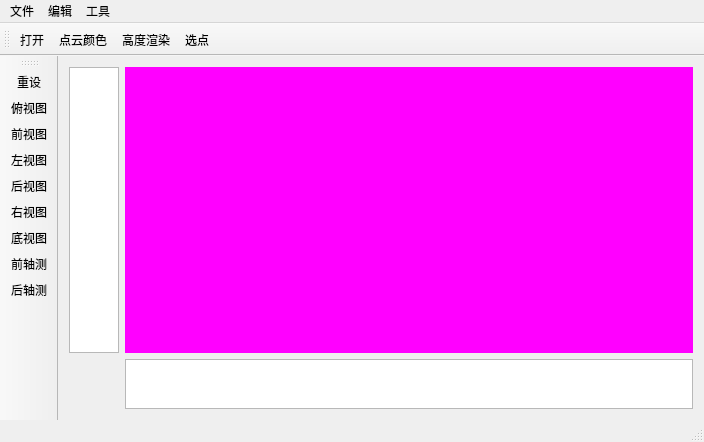
Qt form PointCloudTool/PointCloudVision.ui (RechirdKiller/PointCloud_TeacherYuan) before a commit.
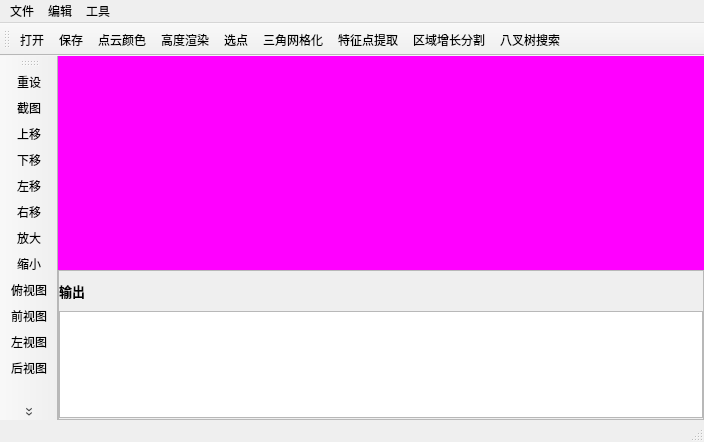
The same form after that commit. Icons and pictures are not drawn. Custom widgets are drawn as their Qt base class.

```diff
--- a/PointCloudTool/PointCloudVision.ui
+++ b/PointCloudTool/PointCloudVision.ui
@@ -10,6 +10,12 @@
     <height>442</height>
    </rect>
   </property>
+  <property name="maximumSize">
+   <size>
+    <width>16777215</width>
+    <height>16777215</height>
+   </size>
+  </property>
   <property name="windowTitle">
    <string>点云处理工具</string>
   </property>
@@ -18,34 +24,135 @@
     <normaloff>C:/Users/86183/.designer/backup/image/window.png</normaloff>C:/Users/86183/.designer/backup/image/window.png</iconset>
   </property>
   <widget class="QWidget" name="centralWidget">
-   <layout class="QGridLayout" name="gridLayout">
-    <item row="0" column="2">
-     <widget class="QVTKWidget" name="qvtkWidget">
-      <property name="styleSheet">
-       <string notr="true">color: rgb(255, 0, 255);
+   <layout class="QVBoxLayout" name="verticalLayout_2">
+    <property name="spacing">
+     <number>0</number>
+    </property>
+    <property name="leftMargin">
+     <number>0</number>
+    </property>
+    <property name="topMargin">
+     <number>0</number>
+    </property>
+    <property name="rightMargin">
+     <number>0</number>
+    </property>
+    <property name="bottomMargin">
+     <number>0</number>
+    </property>
+    <item>
+     <layout class="QVBoxLayout" name="verticalLayout">
+      <property name="spacing">
+       <number>0</number>
+      </property>
+      <property name="sizeConstraint">
+       <enum>QLayout::SetFixedSize</enum>
+      </property>
+      <item>
+       <widget class="QVTKWidget" name="qvtkWidget">
+        <property name="sizePolicy">
+         <sizepolicy hsizetype="Preferred" vsizetype="Preferred">
+          <horstretch>0</horstretch>
+          <verstretch>10</verstretch>
+         </sizepolicy>
+        </property>
+        <property name="styleSheet">
+         <string notr="true">color: rgb(255, 0, 255);
 background-color: rgb(255, 0, 255);</string>
-      </property>
-     </widget>
-    </item>
-    <item row="0" column="0">
-     <widget class="QTextBrowser" name="textBrowser">
-      <property name="maximumSize">
-       <size>
-        <width>50</width>
-        <height>1500</height>
-       </size>
-      </property>
-     </widget>
-    </item>
-    <item row="1" column="2">
-     <widget class="QTableWidget" name="tableWidget">
-      <property name="maximumSize">
-       <size>
-        <width>1500</width>
-        <height>50</height>
-       </size>
-      </property>
-     </widget>
+        </property>
+       </widget>
+      </item>
+      <item>
+       <widget class="QFrame" name="frame">
+        <property name="sizePolicy">
+         <sizepolicy hsizetype="Preferred" vsizetype="Preferred">
+          <horstretch>0</horstretch>
+          <verstretch>7</verstretch>
+         </sizepolicy>
+        </property>
+        <property name="maximumSize">
+         <size>
+          <width>16777215</width>
+          <height>16777215</height>
+         </size>
+        </property>
+        <property name="frameShape">
+         <enum>QFrame::StyledPanel</enum>
+        </property>
+        <property name="frameShadow">
+         <enum>QFrame::Raised</enum>
+        </property>
+        <layout class="QVBoxLayout" name="verticalLayout_3">
+         <property name="spacing">
+          <number>0</number>
+         </property>
+         <property name="leftMargin">
+          <number>0</number>
+         </property>
+         <property name="topMargin">
+          <number>0</number>
+         </property>
+         <property name="rightMargin">
+          <number>0</number>
+         </property>
+         <property name="bottomMargin">
+          <number>0</number>
+         </property>
+         <item>
+          <widget class="QLabel" name="label">
+           <property name="sizePolicy">
+            <sizepolicy hsizetype="Preferred" vsizetype="Preferred">
+             <horstretch>0</horstretch>
+             <verstretch>2</verstretch>
+            </sizepolicy>
+           </property>
+           <property name="maximumSize">
+            <size>
+             <width>16777215</width>
+             <height>40</height>
+            </size>
+           </property>
+           <property name="font">
+            <font>
+             <pointsize>10</pointsize>
+             <weight>75</weight>
+             <bold>true</bold>
+            </font>
+           </property>
+           <property name="statusTip">
+            <string>输出栏</string>
+           </property>
+           <property name="text">
+            <string>输出</string>
+           </property>
+           <property name="textInteractionFlags">
+            <set>Qt::NoTextInteraction</set>
+           </property>
+          </widget>
+         </item>
+         <item>
+          <widget class="QTextBrowser" name="textBrowser">
+           <property name="sizePolicy">
+            <sizepolicy hsizetype="Expanding" vsizetype="Expanding">
+             <horstretch>0</horstretch>
+             <verstretch>5</verstretch>
+            </sizepolicy>
+           </property>
+           <property name="maximumSize">
+            <size>
+             <width>16777215</width>
+             <height>107</height>
+            </size>
+           </property>
+           <property name="autoFillBackground">
+            <bool>true</bool>
+           </property>
+          </widget>
+         </item>
+        </layout>
+       </widget>
+      </item>
+     </layout>
     </item>
    </layout>
   </widget>
@@ -55,7 +162,7 @@
      <x>0</x>
      <y>0</y>
      <width>704</width>
-     <height>23</height>
+     <height>30</height>
     </rect>
    </property>
    <widget class="QMenu" name="menu">
@@ -63,6 +170,7 @@
      <string>文件</string>
     </property>
     <addaction name="action_open"/>
+    <addaction name="action_preserve"/>
    </widget>
    <widget class="QMenu" name="menu_2">
     <property name="title">
@@ -104,7 +212,7 @@
     <addaction name="action_grow"/>
     <addaction name="menu_6"/>
     <addaction name="menu_5"/>
-    <addaction name="action"/>
+    <addaction name="action_octree"/>
    </widget>
    <addaction name="menu"/>
    <addaction name="menu_2"/>
@@ -124,9 +232,14 @@
     <bool>false</bool>
    </attribute>
    <addaction name="action_open"/>
+   <addaction name="action_preserve"/>
    <addaction name="action_setColor"/>
    <addaction name="action_heightRamp"/>
    <addaction name="action_pickPoints"/>
+   <addaction name="action_triangle"/>
+   <addaction name="action_feature"/>
+   <addaction name="action_grow"/>
+   <addaction name="action_octree"/>
   </widget>
   <widget class="QStatusBar" name="statusBar"/>
   <widget class="QToolBar" name="toolBar">
@@ -146,6 +259,13 @@
     <bool>false</bool>
    </attribute>
    <addaction name="action_reset"/>
+   <addaction name="action_screenshot"/>
+   <addaction name="action_topMove"/>
+   <addaction name="action_bottomMove"/>
+   <addaction name="action_leftMove"/>
+   <addaction name="action_rightMove"/>
+   <addaction name="action_magnify"/>
+   <addaction name="action_shrink"/>
    <addaction name="action_up"/>
    <addaction name="action_front"/>
    <addaction name="action_left"/>
@@ -282,16 +402,28 @@
    </property>
   </action>
   <action name="action_triangle">
+   <property name="icon">
+    <iconset resource="PointCloudVision.qrc">
+     <normaloff>:/PointCloudVision/image/triangMeshing.png</normaloff>:/PointCloudVision/image/triangMeshing.png</iconset>
+   </property>
    <property name="text">
     <string>三角网格化</string>
    </property>
   </action>
   <action name="action_feature">
+   <property name="icon">
+    <iconset resource="PointCloudVision.qrc">
+     <normaloff>:/PointCloudVision/image/featurePoint.png</normaloff>:/PointCloudVision/image/featurePoint.png</iconset>
+   </property>
    <property name="text">
     <string>特征点提取</string>
    </property>
   </action>
   <action name="action_grow">
+   <property name="icon">
+    <iconset resource="PointCloudVision.qrc">
+     <normaloff>:/PointCloudVision/image/RegGroSeg.png</normaloff>:/PointCloudVision/image/RegGroSeg.png</iconset>
+   </property>
    <property name="text">
     <string>区域增长分割</string>
    </property>
@@ -302,31 +434,55 @@
    </property>
   </action>
   <action name="action_3">
+   <property name="icon">
+    <iconset resource="PointCloudVision.qrc">
+     <normaloff>:/PointCloudVision/image/Voxel.png</normaloff>:/PointCloudVision/image/Voxel.png</iconset>
+   </property>
    <property name="text">
     <string>体素滤波</string>
    </property>
   </action>
   <action name="action_4">
+   <property name="icon">
+    <iconset resource="PointCloudVision.qrc">
+     <normaloff>:/PointCloudVision/image/pass-through.png</normaloff>:/PointCloudVision/image/pass-through.png</iconset>
+   </property>
    <property name="text">
     <string>直通滤波</string>
    </property>
   </action>
   <action name="action_5">
+   <property name="icon">
+    <iconset resource="PointCloudVision.qrc">
+     <normaloff>:/PointCloudVision/image/statistics.png</normaloff>:/PointCloudVision/image/statistics.png</iconset>
+   </property>
    <property name="text">
     <string>统计滤波</string>
    </property>
   </action>
   <action name="action_6">
+   <property name="icon">
+    <iconset resource="PointCloudVision.qrc">
+     <normaloff>:/PointCloudVision/image/uniformSampling.png</normaloff>:/PointCloudVision/image/uniformSampling.png</iconset>
+   </property>
    <property name="text">
     <string>均匀采样滤波</string>
    </property>
   </action>
   <action name="action_7">
+   <property name="icon">
+    <iconset resource="PointCloudVision.qrc">
+     <normaloff>:/PointCloudVision/image/radius.png</normaloff>:/PointCloudVision/image/radius.png</iconset>
+   </property>
    <property name="text">
     <string>半径滤波</string>
    </property>
   </action>
-  <action name="action">
+  <action name="action_octree">
+   <property name="icon">
+    <iconset resource="PointCloudVision.qrc">
+     <normaloff>:/PointCloudVision/image/octopustree.png</normaloff>:/PointCloudVision/image/octopustree.png</iconset>
+   </property>
    <property name="text">
     <string>八叉树搜索</string>
    </property>
@@ -341,6 +497,114 @@
     <string>Scale_ICP</string>
    </property>
   </action>
+  <action name="action_preserve">
+   <property name="icon">
+    <iconset resource="PointCloudVision.qrc">
+     <normaloff>:/PointCloudVision/image/preserve.png</normaloff>:/PointCloudVision/image/preserve.png</iconset>
+   </property>
+   <property name="text">
+    <string>保存</string>
+   </property>
+   <property name="toolTip">
+    <string>保存文件</string>
+   </property>
+  </action>
+  <action name="action_magnify">
+   <property name="icon">
+    <iconset resource="PointCloudVision.qrc">
+     <normaloff>:/PointCloudVision/image/add (2).png</normaloff>:/PointCloudVision/image/add (2).png</iconset>
+   </property>
+   <property name="text">
+    <string>放大</string>
+   </property>
+   <property name="toolTip">
+    <string>放大</string>
+   </property>
+  </action>
+  <action name="action_shrink">
+   <property name="icon">
+    <iconset resource="PointCloudVision.qrc">
+     <normaloff>:/PointCloudVision/image/shrink (2).png</normaloff>:/PointCloudVision/image/shrink (2).png</iconset>
+   </property>
+   <property name="text">
+    <string>缩小</string>
+   </property>
+   <property name="toolTip">
+    <string>缩小</string>
+   </property>
+  </action>
+  <action name="action_screenshot">
+   <property name="icon">
+    <iconset resource="PointCloudVision.qrc">
+     <normaloff>:/PointCloudVision/image/screenshot.png</normaloff>:/PointCloudVision/image/screenshot.png</iconset>
+   </property>
+   <property name="text">
+    <string>截图</string>
+   </property>
+   <property name="toolTip">
+    <string>截图</string>
+   </property>
+  </action>
+  <action name="action_topMove">
+   <property name="checkable">
+    <bool>true</bool>
+   </property>
+   <property name="icon">
+    <iconset resource="PointCloudVision.qrc">
+     <normaloff>:/PointCloudVision/image/topArrow.png</normaloff>:/PointCloudVision/image/topArrow.png</iconset>
+   </property>
+   <property name="text">
+    <string>上移</string>
+   </property>
+   <property name="toolTip">
+    <string>上移</string>
+   </property>
+  </action>
+  <action name="action_bottomMove">
+   <property name="checkable">
+    <bool>true</bool>
+   </property>
+   <property name="icon">
+    <iconset resource="PointCloudVision.qrc">
+     <normaloff>:/PointCloudVision/image/bottomArrow.png</normaloff>:/PointCloudVision/image/bottomArrow.png</iconset>
+   </property>
+   <property name="text">
+    <string>下移</string>
+   </property>
+   <property name="toolTip">
+    <string>下移</string>
+   </property>
+  </action>
+  <action name="action_leftMove">
+   <property name="checkable">
+    <bool>true</bool>
+   </property>
+   <property name="icon">
+    <iconset resource="PointCloudVision.qrc">
+     <normaloff>:/PointCloudVision/image/leftArrow.png</normaloff>:/PointCloudVision/image/leftArrow.png</iconset>
+   </property>
+   <property name="text">
+    <string>左移</string>
+   </property>
+   <property name="toolTip">
+    <string>左移</string>
+   </property>
+  </action>
+  <action name="action_rightMove">
+   <property name="checkable">
+    <bool>true</bool>
+   </property>
+   <property name="icon">
+    <iconset resource="PointCloudVision.qrc">
+     <normaloff>:/PointCloudVision/image/rightArrow.png</normaloff>:/PointCloudVision/image/rightArrow.png</iconset>
+   </property>
+   <property name="text">
+    <string>右移</string>
+   </property>
+   <property name="toolTip">
+    <string>右移</string>
+   </property>
+  </action>
  </widget>
  <layoutdefault spacing="6" margin="11"/>
  <customwidgets>
```
